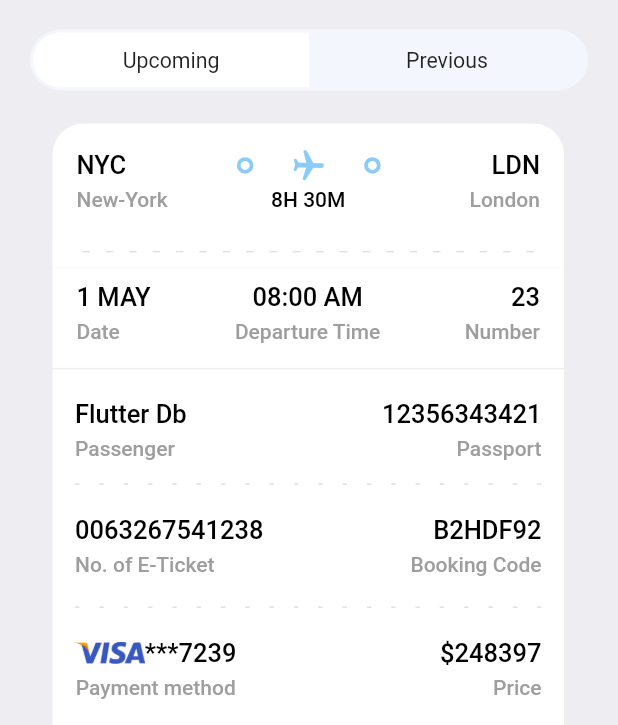
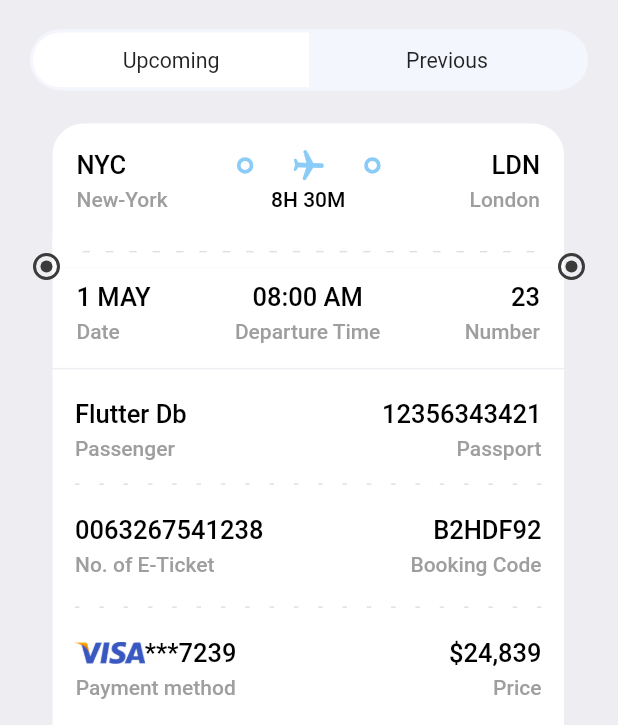
Before and after one commit to chetryJyoti/your_tickets_Flutter_App, a Flutter app: the TicketScreen screen opened directly, on a phone screen of 412 x 824 dp, the part 167-892 px from its top. Run offline on Flutter 3.47's test engine with Material 2 defaults, Android fonts, the phone set to English and light mode, and no system bars; drawn by our look-alikes of barcode_widget; our stand-ins replace fluentui_icons, gap, get.

```diff
--- a/lib/screens/ticket_screen.dart
+++ b/lib/screens/ticket_screen.dart
@@ -124,7 +124,7 @@ class TicketScreen extends StatelessWidget {
                         ],
                       ),
                       const AppColumnLayout(
-                        txtOne: "\$248397",
+                        txtOne: "\$24,839",
                         txtTwo: "Price",
                         alignment: CrossAxisAlignment.end,
                         isColor: true,
@@ -172,6 +172,34 @@ class TicketScreen extends StatelessWidget {
             )
           ],
         ),
+        Positioned(
+          left: AppLayout.getHeight(22),
+          top: AppLayout.getHeight(280),
+          child: Container(
+            padding: EdgeInsets.all(AppLayout.getHeight(3)),
+            decoration: BoxDecoration(
+                shape: BoxShape.circle,
+                border: Border.all(color: Styles.textColor, width: 2)),
+            child: CircleAvatar(
+              maxRadius: 4,
+              backgroundColor: Styles.textColor,
+            ),
+          ),
+        ),
+        Positioned(
+          right: AppLayout.getHeight(22),
+          top: AppLayout.getHeight(280),
+          child: Container(
+            padding: EdgeInsets.all(AppLayout.getHeight(3)),
+            decoration: BoxDecoration(
+                shape: BoxShape.circle,
+                border: Border.all(color: Styles.textColor, width: 2)),
+            child: CircleAvatar(
+              maxRadius: 4,
+              backgroundColor: Styles.textColor,
+            ),
+          ),
+        )
       ]),
     );
   }
```
